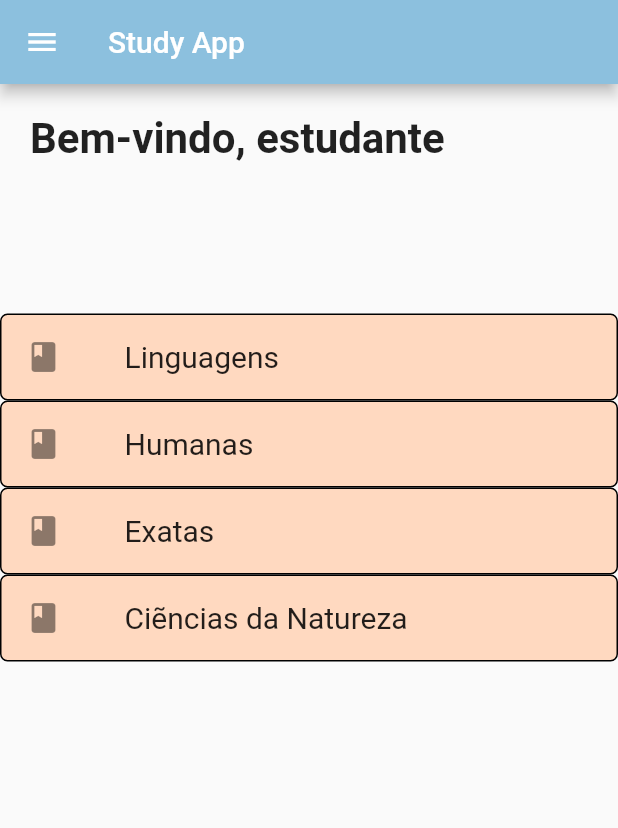
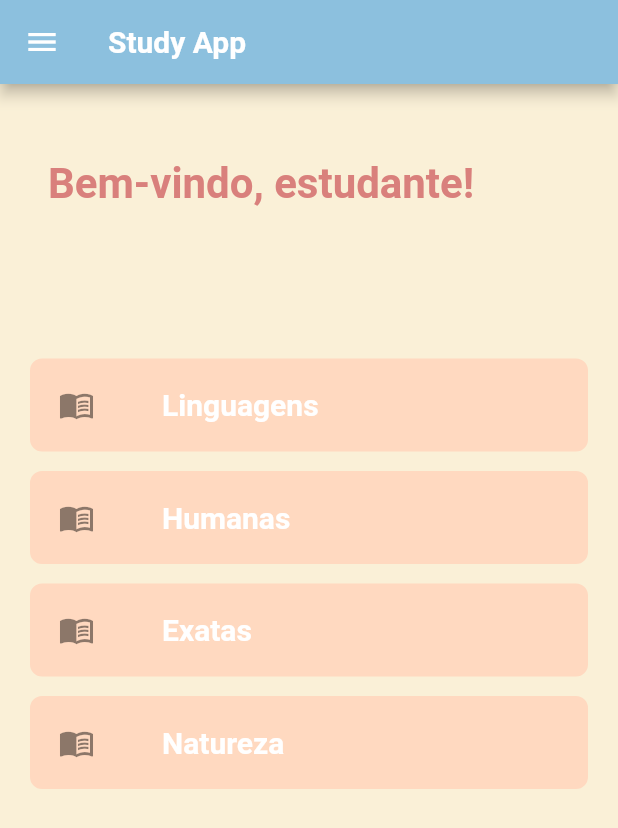
Before and after one commit to Maahrcy/study_app, a Flutter app: the HomeBody screen opened directly, on a phone screen of 412 x 824 dp. Shown: the top 828 px of the screen. Run offline on Flutter 3.47's test engine with Material 2 defaults, Android fonts, the light colour scheme and no system bars; our stand-ins replace google_fonts; missing offline and left inert: dart:html; Roboto replaces fonts that are missing (Sriracha); key blocks and very long unbroken strings in the code were emptied for the run.

Commit message:
Update home_body.dart

```diff
--- a/lib/home_page/home_body.dart
+++ b/lib/home_page/home_body.dart
@@ -1,9 +1,7 @@
-import 'dart:html';
-import 'dart:js';
-
 import 'package:flutter/material.dart';
 import 'package:study_app/discipline_page/discipline.dart';
 import 'package:study_app/home_page/vertical_navbar_widget.dart';
+import 'package:google_fonts/google_fonts.dart';
 
 class HomeBody extends StatefulWidget {
   const HomeBody({Key? key}) : super(key: key);
@@ -16,9 +14,15 @@ class _HomeBodyState extends State<HomeBody> {
   @override
   Widget build(BuildContext context) {
     return Scaffold(
+      backgroundColor: Color(0xFFFAF0D7),
       appBar: AppBar(
-        title: Text('Study App'),
+        title:   Text('Study App', style: TextStyle(
+            fontSize: 20,
+            color: Colors.white,
+            fontWeight: FontWeight.bold
+        ),),
         backgroundColor: Color(0xFF8CC0DE),
+
       ),
       drawer: VerticalNavBar(),
       body: buildBody(context),
@@ -27,20 +31,22 @@ class _HomeBodyState extends State<HomeBody> {
 
   buildBody(context) {
     return Container(
+      margin: const EdgeInsets.only(left: 20.0, right: 20.0),
       child: ListView(
         children: [
       Column(
         crossAxisAlignment: CrossAxisAlignment.start,
         children: [
           SizedBox(
-                height: 20,
+            height: 50,
           ),
           Padding(
-                padding: EdgeInsets.only(left: 20),
+            padding: EdgeInsets.only(left: 12),
             child: Text(
-                  'Bem-vindo, estudante',
-                  style: TextStyle(
+              'Bem-vindo, estudante!',
+              style: GoogleFonts.sriracha(
                 fontSize: 28,
+                color: const Color(0xffd9807c),
                 fontWeight: FontWeight.bold,
               ),
             ),
@@ -48,32 +54,27 @@ class _HomeBodyState extends State<HomeBody> {
           SizedBox(
             height: 100,
           ),
-                ListTile(
-                  tileColor: Color(0xFFFFD9C0),
+
+          ListTile(    leading: const Icon(Icons.menu_book),
             shape: RoundedRectangleBorder(
-                    side: BorderSide(color: Colors.black, width: 1),
-                    borderRadius: BorderRadius.circular(5),
+              side: const BorderSide(color:  Color(0xFFFFD9C0), width: 3),
+              borderRadius: BorderRadius.circular(8),
             ),
-                  leading: Icon(Icons.book),
+            tileColor:  Color(0xFFFFD9C0),
             title: Row(
               children: [
                 Container(
                   child: Padding(
-                          padding: EdgeInsets.only(
-                            top: 3,
-                            bottom: 3,
-                          ),
+                    padding: const EdgeInsets.only(top: 3, bottom: 3,),
                     child: Row(
-                            children: [
-                              SizedBox(
-                                width: 10,
-                              ),
-                              Text(
-                                'Linguagens',
-                                style: TextStyle(
+                      children: const [
+                        SizedBox(width: 13,),
+                        Text('Linguagens', style: TextStyle(
                             fontSize: 20,
-                                ),
-                              ),
+                            color: Colors.white,
+                            fontWeight: FontWeight.bold
+                        ),),
+                        SizedBox(width: 140,),
                       ],
                     ),
                   ),
@@ -81,32 +82,28 @@ class _HomeBodyState extends State<HomeBody> {
               ],
             ),
           ),
-              ListTile(
-                tileColor: Color(0xFFFFD9C0),
-                leading: Icon(Icons.book),
+          SizedBox(height: 13),
+
+          ListTile(    leading: const Icon(Icons.menu_book),
             shape: RoundedRectangleBorder(
-                  side: BorderSide(color: Colors.black, width: 1),
-                  borderRadius: BorderRadius.circular(5),
+              side: const BorderSide(color:  Color(0xFFFFD9C0), width: 3),
+              borderRadius: BorderRadius.circular(8),
             ),
+            tileColor:  Color(0xFFFFD9C0),
             title: Row(
               children: [
                 Container(
                   child: Padding(
-                        padding: EdgeInsets.only(
-                          top: 3,
-                          bottom: 3,
-                        ),
+                    padding: const EdgeInsets.only(top: 3, bottom: 3,),
                     child: Row(
-                          children: [
-                            SizedBox(
-                              width: 10,
-                            ),
-                            Text(
-                              'Humanas',
-                              style: TextStyle(
+                      children: const [
+                        SizedBox(width: 13,),
+                        Text('Humanas', style: TextStyle(
                             fontSize: 20,
-                              ),
-                            ),
+                            color: Colors.white,
+                            fontWeight: FontWeight.bold
+                        ),),
+                        SizedBox(width: 140,),
                       ],
                     ),
                   ),
@@ -114,32 +111,27 @@ class _HomeBodyState extends State<HomeBody> {
               ],
             ),
           ),
-              ListTile(
-                tileColor: Color(0xFFFFD9C0),
-                leading: Icon(Icons.book),
+          SizedBox(height: 13),
+          ListTile(    leading: const Icon(Icons.menu_book),
             shape: RoundedRectangleBorder(
-                  side: BorderSide(color: Colors.black, width: 1),
-                  borderRadius: BorderRadius.circular(5),
+              side: const BorderSide(color:  Color(0xFFFFD9C0), width: 3),
+              borderRadius: BorderRadius.circular(8),
             ),
+            tileColor:  Color(0xFFFFD9C0),
             title: Row(
               children: [
                 Container(
                   child: Padding(
-                        padding: EdgeInsets.only(
-                          top: 3,
-                          bottom: 3,
-                        ),
+                    padding: const EdgeInsets.only(top: 3, bottom: 3,),
                     child: Row(
-                          children: [
-                            SizedBox(
-                              width: 10,
-                            ),
-                            Text(
-                              'Exatas',
-                              style: TextStyle(
+                      children: const [
+                        SizedBox(width: 13,),
+                        Text('Exatas', style: TextStyle(
                             fontSize: 20,
-                              ),
-                            ),
+                            color: Colors.white,
+                            fontWeight: FontWeight.bold
+                        ),),
+                        SizedBox(width: 140,),
                       ],
                     ),
                   ),
@@ -147,38 +139,34 @@ class _HomeBodyState extends State<HomeBody> {
               ],
             ),
           ),
+          SizedBox(height: 13),
           InkWell(
             onTap: () {
               Navigator.push(context, MaterialPageRoute(builder: (context) {
                 return Discipline();
               }));
             },
-                child: ListTile(
-                  tileColor: Color(0xFFFFD9C0),
-                  leading: Icon(Icons.book),
+
+            child:  ListTile(    leading: const Icon(Icons.menu_book),
               shape: RoundedRectangleBorder(
-                    side: BorderSide(color: Colors.black, width: 1),
-                    borderRadius: BorderRadius.circular(5),
+                side: const BorderSide(color:  Color(0xFFFFD9C0), width: 3),
+                borderRadius: BorderRadius.circular(8),
               ),
+              tileColor:  Color(0xFFFFD9C0),
               title: Row(
                 children: [
                   Container(
                     child: Padding(
-                          padding: EdgeInsets.only(
-                            top: 3,
-                            bottom: 3,
-                          ),
+                      padding: const EdgeInsets.only(top: 3, bottom: 3,),
                       child: Row(
-                            children: [
-                              SizedBox(
-                                width: 10,
-                              ),
-                              Text(
-                                'Ciẽncias da Natureza',
-                                style: TextStyle(
+                        children: const [
+                          SizedBox(width: 13,),
+                          Text('Natureza', style: TextStyle(
                               fontSize: 20,
-                                ),
-                              ),
+                              color: Colors.white,
+                              fontWeight: FontWeight.bold
+                          ),),
+                          SizedBox(width: 140,),
                         ],
                       ),
                     ),
```
Lines whose indentation alone changed are shown as unchanged.
